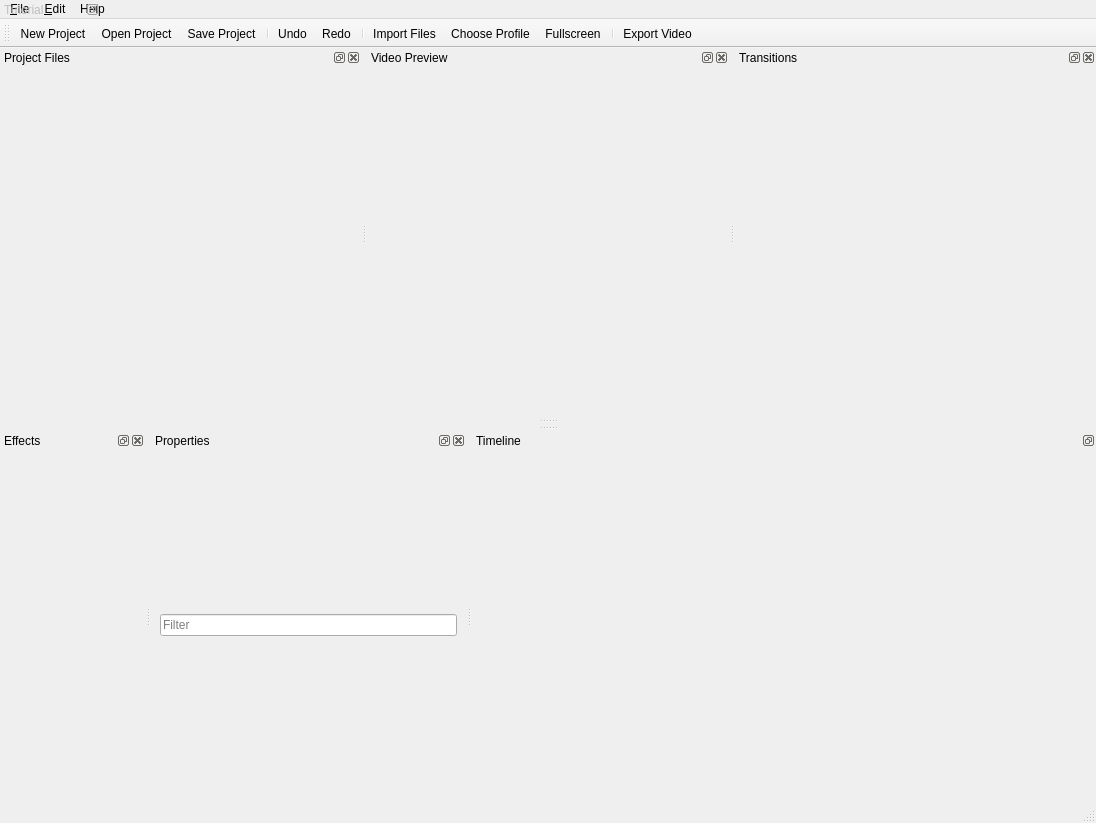
Old version of the form src/windows/ui/main-window.ui in the repository darshitvvora/mvx.
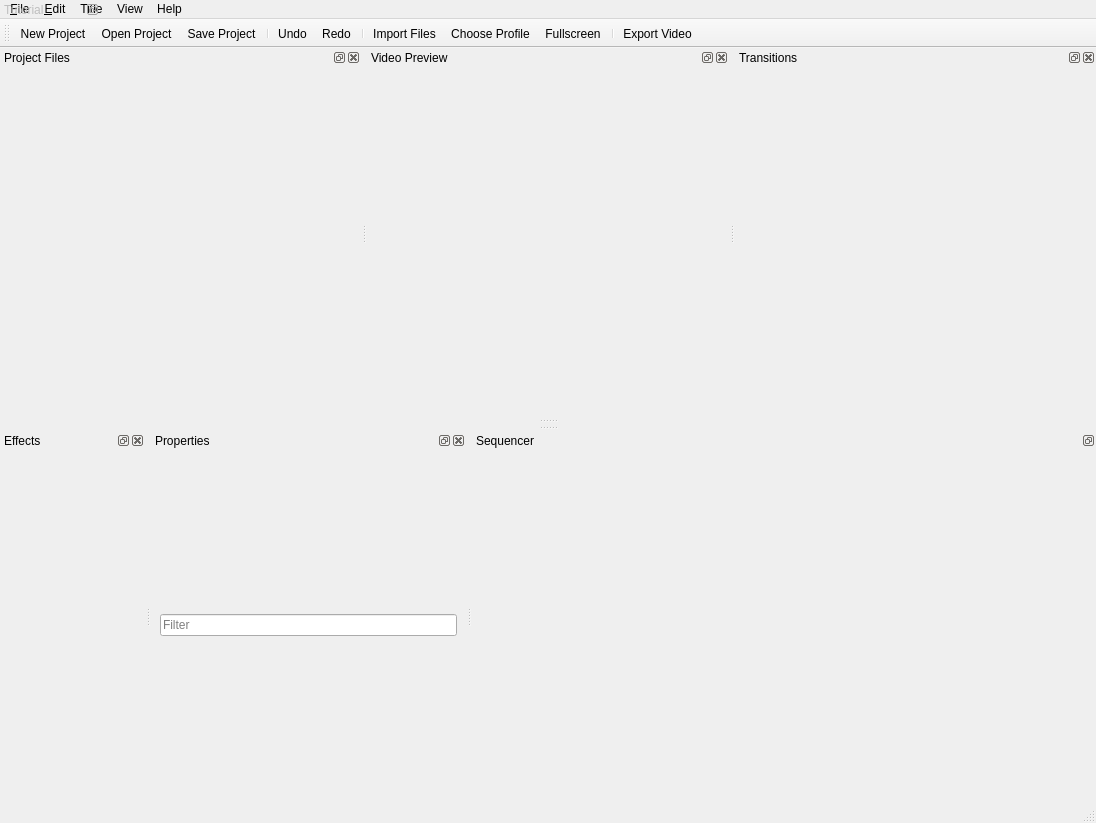
New version of the form. Icons and pictures are not drawn.

The edit to the form file:
```diff
--- a/src/windows/ui/main-window.ui
+++ b/src/windows/ui/main-window.ui
@@ -165,8 +165,8 @@
    </widget>
    <addaction name="menuFile"/>
    <addaction name="menu_Edit"/>
-   <!--<addaction name="menuTitle"/>-->
- <!--  <addaction name="menuView"/>-->
+   <addaction name="menuTitle"/>
+  <addaction name="menuView"/>
    <addaction name="menuHelp"/>
   </widget>
   <widget class="QStatusBar" name="statusbar"/>
@@ -454,7 +454,7 @@
     <set>QDockWidget::DockWidgetFloatable|QDockWidget::DockWidgetMovable</set>
    </property>
    <property name="windowTitle">
-    <string>Timeline</string>
+    <string>Sequencer</string>
    </property>
    <attribute name="dockWidgetArea">
     <number>8</number>
```
Left out of the diff: 35 changed lines with no effect on the pictures.
